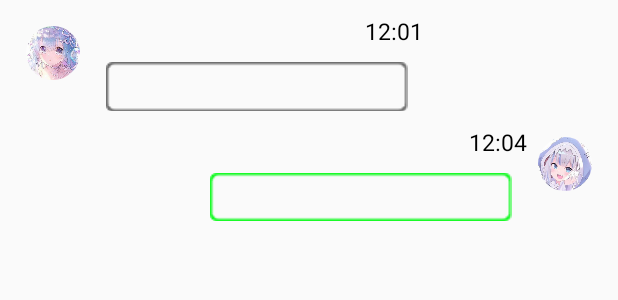
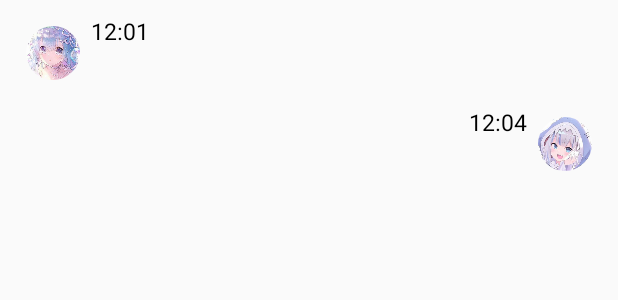
Before and after one commit to MaZihan123/minQQpro, an Android app: the layout msg_item.xml on its own in the app's theme, with its tools: preview values and no code run, on a phone screen of 412 x 824 dp. Shown: the top 300 px of the screen. Run offline under Robolectric (Android 15) with nearby library versions, the phone set to English and light mode, and no system bars.

Commit message:
link to web

```diff
--- a/MiniQQ-main/app/src/main/AndroidManifest.xml
+++ b/MiniQQ-main/app/src/main/AndroidManifest.xml
@@ -12,6 +12,8 @@
     <uses-permission android:name="android.permission.WRITE_EXTERNAL_STORAGE" />
     <uses-permission android:name="android.permission.READ_CONTACTS" />
     <uses-permission android:name="android.permission.ACCESS_NETWORK_STATE"/>
+    <uses-permission android:name="android.permission.INTERNET" />
+
 
 
     <application
@@ -123,6 +125,9 @@
         <activity
             android:name="Activity.ContactsListActivity"
             android:exported="false" />
+        <activity android:name="Activity.WebViewActivity"
+            android:exported="false" />
+
 
     </application>
 
--- a/MiniQQ-main/app/src/main/res/layout/msg_item.xml
+++ b/MiniQQ-main/app/src/main/res/layout/msg_item.xml
@@ -37,15 +37,15 @@
 
             <TextView
                 android:id="@+id/left_msg"
-                android:background="@drawable/chat_gray"
                 android:layout_width="wrap_content"
                 android:layout_height="wrap_content"
-                android:layout_gravity="center"
+                android:textColor="@color/black"
+                android:maxLines="4"
                 android:maxEms="12"
-                android:maxLines="4"
                 android:maxLength="70"
-                android:layout_margin="10dp"
-                android:textColor="@color/black"/>
+                android:layout_margin="10dp" />
+
+
 
 
         </LinearLayout>
@@ -76,15 +76,15 @@
 
             <TextView
                 android:id="@+id/right_msg"
-                android:background="@drawable/chat_green"
                 android:layout_width="wrap_content"
                 android:layout_height="wrap_content"
-                android:layout_gravity="center"
-                android:layout_margin="10dp"
+                android:textColor="@color/black"
                 android:maxLines="4"
                 android:maxEms="12"
                 android:maxLength="70"
-                android:textColor="@color/black"/>
+                android:layout_margin="10dp" />
+
+
 
 
 
```
Also changed, not shown: MiniQQ-main/app/src/main/java/Activity/WebViewActivity.java (added, +62 -0 lines), MiniQQ-main/app/src/main/java/Adapter/MsgAdapter.java (+74 -12 lines), MiniQQ-main/app/src/main/res/layout/activity_webview.xml (added, +11 -0 lines).
